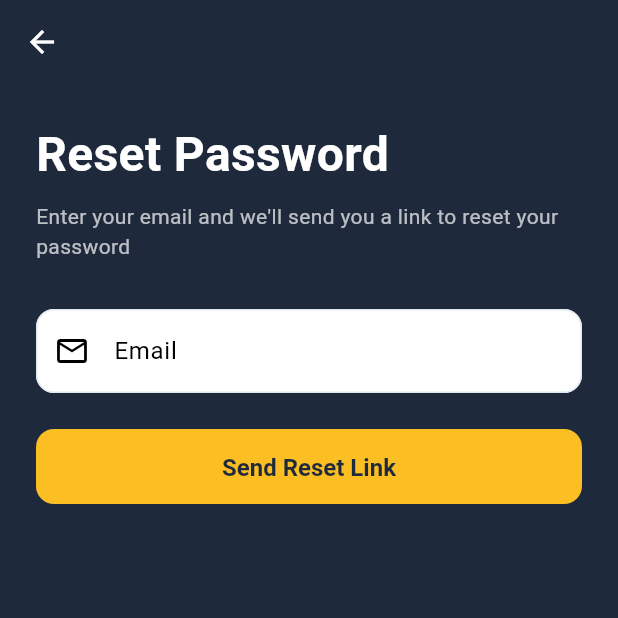
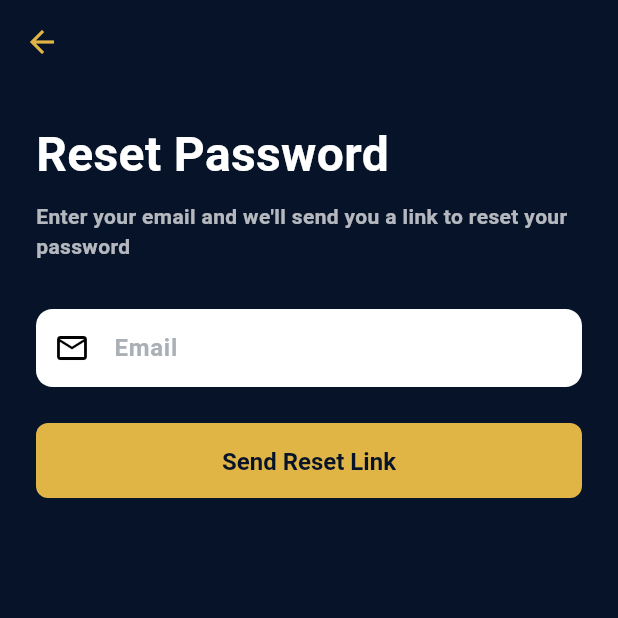
Before and after one commit to NtwariMikeCK/BookSwap-Flutter-App, a Flutter app: the screen it shows after launch, after a tap on "Forgot Password?", on a phone screen of 412 x 824 dp, the top half of it. Run offline on Flutter 3.47's test engine with Material 3 defaults, Android fonts, the phone set to English and light mode, and no system bars; our stand-ins replace cloud_firestore, firebase_auth, firebase_core, firebase_storage, flutter_riverpod, image_picker; missing offline and left inert: cloudinary_public; accounts and stored records are empty; network calls fail; statements that could not run were skipped.

Commit message:
I have updated the main.dart and the app theme to match the given UI

```diff
--- a/bookswap/lib/core/theme/app_theme.dart
+++ b/bookswap/lib/core/theme/app_theme.dart
@@ -1,88 +1,106 @@
 import 'package:flutter/material.dart';
 
-class AppColors {
-  static const primary = Color(0xFF1E293B);
-  static const secondary = Color(0xFFFBBF24);
-  static const background = Color(0xFFF8FAFC);
-  static const cardBackground = Colors.white;
-  static const textPrimary = Color(0xFF1E293B);
-  static const textSecondary = Color(0xFF64748B);
-  static const border = Color(0xFFE2E8F0);
+/// App theme configuration matching your new UI preferences
+class AppTheme {
+  static const Color primaryNavy = Color.fromARGB(255, 6, 19, 40);
+  // Color palette
+  static const Color accentYellow = Color.fromARGB(
+    255,
+    224,
+    180,
+    69,
+  ); // Accent for icons & highlights
+  static const Color textWhite = Color(0xFFFFFFFF); // White text
+  static const Color cardWhite = Color(
+    0xFFFFFFFF,
+  ); // White for body/card surfaces
+  static const Color textGray = Color.fromARGB(
+    255,
+    171,
+    176,
+    183,
+  ); // Optional gray text
+  // ignore: constant_identifier_names
+  static const Color text_sub_heading1 = Color.fromARGB(216, 255, 255, 255);
 
-  static const statusNew = Color(0xFF10B981);
-  static const statusUsed = Color(0xFFF59E0B);
-}
-
-class AppTheme {
-  static ThemeData get theme {
+  static ThemeData get lightTheme {
     return ThemeData(
-      useMaterial3: true,
-
-      colorScheme: ColorScheme.light(
-        primary: AppColors.primary,
-        secondary: AppColors.secondary,
-        surface: AppColors.background,
+      brightness: Brightness.light,
+      primaryColor: primaryNavy,
+      scaffoldBackgroundColor: primaryNavy, // Dark blue background
+      appBarTheme: const AppBarTheme(
+        backgroundColor: primaryNavy,
+        elevation: 0,
+        centerTitle: true,
+        titleTextStyle: TextStyle(
+          color: textWhite,
+          fontSize: 20,
+          fontWeight: FontWeight.bold,
+        ),
+        iconTheme: IconThemeData(color: accentYellow), // Back arrow color
       ),
 
-      scaffoldBackgroundColor: AppColors.background,
-
-      appBarTheme: const AppBarTheme(
-        backgroundColor: AppColors.primary,
-        foregroundColor: Colors.white,
-        elevation: 0,
-        centerTitle: false,
-      ),
-
-      elevatedButtonTheme: ElevatedButtonThemeData(
-        style: ElevatedButton.styleFrom(
-          backgroundColor: AppColors.secondary,
-          foregroundColor: AppColors.primary,
-          elevation: 0,
-          padding: const EdgeInsets.symmetric(horizontal: 32, vertical: 16),
-          shape: RoundedRectangleBorder(
-            borderRadius: BorderRadius.circular(12),
-          ),
-          textStyle: const TextStyle(fontSize: 16, fontWeight: FontWeight.w600),
-        ),
-      ),
-
-      inputDecorationTheme: InputDecorationTheme(
-        filled: true,
-        fillColor: Colors.white,
-        border: OutlineInputBorder(
-          borderRadius: BorderRadius.circular(12),
-          borderSide: const BorderSide(color: AppColors.border),
-        ),
-        enabledBorder: OutlineInputBorder(
-          borderRadius: BorderRadius.circular(12),
-          borderSide: const BorderSide(color: AppColors.border),
-        ),
-        focusedBorder: OutlineInputBorder(
-          borderRadius: BorderRadius.circular(12),
-          borderSide: const BorderSide(color: AppColors.primary, width: 2),
-        ),
-        contentPadding: const EdgeInsets.symmetric(
-          horizontal: 16,
-          vertical: 16,
-        ),
-      ),
-
-      cardTheme: CardThemeData(
-        color: AppColors.cardBackground,
-        elevation: 0,
-        shape: RoundedRectangleBorder(
-          borderRadius: BorderRadius.circular(12),
-          side: const BorderSide(color: AppColors.border),
-        ),
-      ),
-
+      // Bottom navigation bar theme
       bottomNavigationBarTheme: const BottomNavigationBarThemeData(
-        backgroundColor: AppColors.primary,
-        selectedItemColor: AppColors.secondary,
+        backgroundColor: primaryNavy,
+        selectedItemColor: accentYellow,
         unselectedItemColor: Colors.white60,
         type: BottomNavigationBarType.fixed,
         elevation: 8,
       ),
+
+      // Card / body background style
+      cardTheme: CardThemeData(
+        color: cardWhite, // White cards (body background)
+        elevation: 4,
+        shape: RoundedRectangleBorder(borderRadius: BorderRadius.circular(12)),
+      ),
+
+      // Elevated button theme
+      elevatedButtonTheme: ElevatedButtonThemeData(
+        style: ElevatedButton.styleFrom(
+          backgroundColor: accentYellow,
+          foregroundColor: primaryNavy,
+          elevation: 0,
+          padding: const EdgeInsets.symmetric(vertical: 16, horizontal: 24),
+          shape: RoundedRectangleBorder(borderRadius: BorderRadius.circular(8)),
+          textStyle: const TextStyle(fontSize: 16, fontWeight: FontWeight.bold),
+        ),
+      ),
+
+      // Text theme
+      textTheme: const TextTheme(
+        displayLarge: TextStyle(
+          color: textWhite,
+          fontSize: 45,
+          fontWeight: FontWeight.bold,
+        ),
+        bodyLarge: TextStyle(color: textWhite, fontWeight: FontWeight.bold),
+        bodyMedium: TextStyle(color: textWhite, fontWeight: FontWeight.bold),
+        bodySmall: TextStyle(color: textWhite, fontWeight: FontWeight.bold),
+      ),
+
+      // Input decorations
+      inputDecorationTheme: InputDecorationTheme(
+        filled: true,
+        fillColor: cardWhite, // Input field background is white
+        border: OutlineInputBorder(
+          borderRadius: BorderRadius.circular(11),
+          borderSide: BorderSide.none,
+        ),
+        hintStyle: const TextStyle(color: textGray),
+        contentPadding: const EdgeInsets.symmetric(
+          horizontal: 16,
+          vertical: 14,
+        ),
+      ),
+
+      // Color scheme
+      colorScheme: const ColorScheme.light(
+        primary: accentYellow,
+        secondary: accentYellow,
+        surface: cardWhite,
+      ),
     );
   }
 }
--- a/bookswap/lib/main.dart
+++ b/bookswap/lib/main.dart
@@ -1,17 +1,14 @@
 import 'package:bookswap/core/theme/app_theme.dart';
-// import 'package:bookswap/firebase_options.dart';
 import 'package:bookswap/screens/auth/splash_screen.dart';
-import 'package:cloud_firestore/cloud_firestore.dart';
-import 'package:firebase_core/firebase_core.dart';
 import 'package:flutter/material.dart';
 import 'package:flutter_riverpod/flutter_riverpod.dart';
+import 'package:firebase_core/firebase_core.dart';
 
 void main() async {
   WidgetsFlutterBinding.ensureInitialized();
+
+  // Initialize Firebase
   await Firebase.initializeApp();
-  FirebaseFirestore.instance.settings = const Settings(
-    persistenceEnabled: true,
-  );
 
   runApp(const ProviderScope(child: BookSwapApp()));
 }
@@ -24,7 +21,7 @@ class BookSwapApp extends StatelessWidget {
     return MaterialApp(
       title: 'BookSwap',
       debugShowCheckedModeBanner: false,
-      theme: AppTheme.theme,
+      theme: AppTheme.lightTheme,
       home: const SplashScreen(),
     );
   }
```
